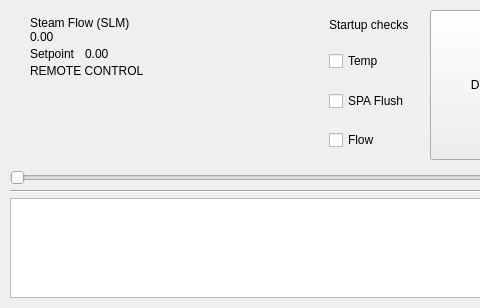
First picture: the form in ui/resources/RunPage_widget.ui, repository tamdak-dan/rch-steamer, before the edit; both pictures show x 0 to 480 and y 0 to 308 of the 800 by 308 pixel window.
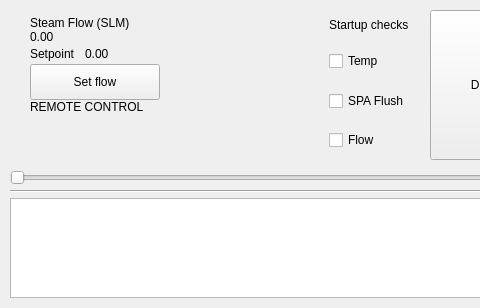
Second picture: the form after the edit.

Commit message: Set flow keypad on the run page; taller state pill

What changed in the file:
```diff
--- a/ui/resources/RunPage_widget.ui
+++ b/ui/resources/RunPage_widget.ui
@@ -165,6 +165,25 @@
                </item>
               </layout>
              </item>
+             <item alignment="Qt::AlignmentFlag::AlignLeft|Qt::AlignmentFlag::AlignVCenter">
+              <widget class="QPushButton" name="btn_SetFlow">
+               <property name="minimumSize">
+                <size>
+                 <width>130</width>
+                 <height>36</height>
+                </size>
+               </property>
+               <property name="focusPolicy">
+                <enum>Qt::FocusPolicy::NoFocus</enum>
+               </property>
+               <property name="toolTip">
+                <string>Type a flow setpoint on a number pad</string>
+               </property>
+               <property name="text">
+                <string>Set flow</string>
+               </property>
+              </widget>
+             </item>
              <item alignment="Qt::AlignmentFlag::AlignLeft|Qt::AlignmentFlag::AlignVCenter">
               <widget class="QLabel" name="lbl_RemoteBanner">
                <property name="visible">
```
The commit also changes 4 other files.
